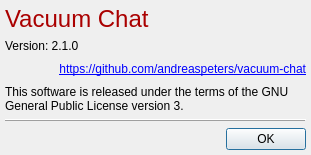
This is src/loader/aboutbox.ui in andreaspeters/vacuum-chat as Qt 5 draws it before an edit. The edited form follows.
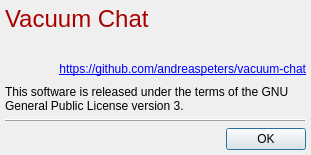
This is the edited form.

```diff
--- a/src/loader/aboutbox.ui
+++ b/src/loader/aboutbox.ui
@@ -92,7 +92,7 @@
    <item>
     <widget class="QLabel" name="lblVersion">
      <property name="text">
-      <string notr="true">Version: 2.1.0</string>
+      <string notr="true"></string>
      </property>
      <property name="textFormat">
       <enum>Qt::PlainText</enum>
```
